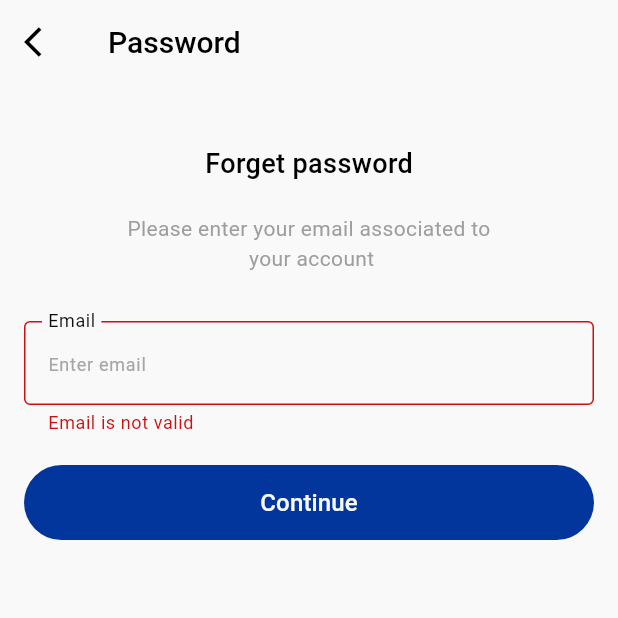
After one commit to Aya921/online_exam_app, a Flutter app: the ForgetPasswordPage screen opened by its route, after a tap on "Continue", on a phone screen of 412 x 824 dp, the top half of it. The commit adds this screen. Run offline on Flutter 3.47's test engine with Material 3 defaults, Android fonts, the phone set to English and light mode, and no system bars; our stand-ins replace device_preview, dio, flutter_bloc, flutter_secure_storage, get_it, injectable and 4 more; accounts and stored records are empty; generated files the repository leaves out were written again.

Commit message:
feat(auth): implement and refactor forget password flow with BLoC and UI updates

```diff
--- a/lib/core/theme/app_theme.dart
+++ b/lib/core/theme/app_theme.dart
@@ -37,7 +37,7 @@ abstract class AppThem {
         style: FilledButton.styleFrom(
           backgroundColor: AppColors.blue,
           shape: RoundedRectangleBorder(
-            borderRadius: BorderRadius.circular(16),
+            borderRadius: BorderRadius.circular(25),
           ),
         ),
       ),
--- a/lib/features/auth/domin/entities/reset_password_req.dart
+++ b/lib/features/auth/domin/entities/reset_password_req.dart
@@ -2,5 +2,5 @@ class ResetPasswordRequest {
   String? email;
   String? newPass;
 
-  ResetPasswordRequest(this.email, this.newPass);
+  ResetPasswordRequest({this.email, this.newPass});
 }
--- a/lib/features/auth/presentation/validator/forget_password_validators.dart
+++ b/lib/features/auth/presentation/validator/forget_password_validators.dart
@@ -1 +1,5 @@
-class ForgetPasswordValidators {}
+import 'package:flutter/material.dart';
+
+class ForgetPasswordValidators {
+
+}
--- a/lib/features/auth/presentation/validator/signup_validators.dart
+++ b/lib/features/auth/presentation/validator/signup_validators.dart
@@ -1,8 +1,7 @@
 import 'package:exam_app/core/constant/validator_constants/signup_validator_constants.dart';
 import 'package:exam_app/core/l10n/translations/app_localizations.dart';
 import 'package:flutter/widgets.dart';
-
-class SignupValidators {
+ class SignupValidators {
   final AppLocalizations _appLocalizations;
   SignupValidators({required AppLocalizations appLocalization})
     : _appLocalizations = appLocalization;
--- a/lib/features/auth/presentation/view_model/forget_password_view_model/forget_password_state.dart
+++ b/lib/features/auth/presentation/view_model/forget_password_view_model/forget_password_state.dart
@@ -1,11 +1,15 @@
 class ForgetPasswordState {
   bool isvrifyCodeSent = false;
   bool isOtpCorrect = false;
+  bool isPasswordReset = false;
 
   String? email = '';
 
   String? errorOtp = '';
   String? errorEmail = '';
+  String? errorPassword = '';
+
+
 
   ForgetPasswordState({
     this.isvrifyCodeSent = false,
@@ -13,6 +17,8 @@ class ForgetPasswordState {
     this.email = '',
     this.errorOtp = '',
     this.errorEmail = '',
+    this.errorPassword = '',
+  this.isPasswordReset = false,
   });
 
   ForgetPasswordState copyWith({
@@ -21,6 +27,8 @@ class ForgetPasswordState {
     String? email,
     String? errorOtp,
     String? errorEmail,
+    String? errorPassword,
+    bool? isPasswordReset,
   }) {
     return ForgetPasswordState(
       isvrifyCodeSent: isvrifyCodeSent ?? this.isvrifyCodeSent,
@@ -28,6 +36,8 @@ class ForgetPasswordState {
       email: email ?? this.email,
       errorOtp: errorOtp ?? this.errorOtp,
       errorEmail: errorEmail ?? this.errorEmail,
+      errorPassword: errorPassword ?? this.errorPassword,
+      isPasswordReset: isPasswordReset ?? this.isPasswordReset,
     );
   }
 }
--- a/lib/features/auth/presentation/views/screen/forget_password_page.dart
+++ b/lib/features/auth/presentation/views/screen/forget_password_page.dart
@@ -1,12 +1,17 @@
 import 'package:exam_app/confing/di/di.dart';
 
-
 import 'package:exam_app/core/l10n/translations/app_localizations.dart';
+import 'package:exam_app/features/auth/presentation/validator/forget_password_validators.dart';
+import 'package:exam_app/features/auth/presentation/validator/login_validators.dart';
+import 'package:exam_app/features/auth/presentation/validator/signup_validators.dart';
 import 'package:exam_app/features/auth/presentation/view_model/forget_password_view_model/forget_password_cubit.dart';
 import 'package:exam_app/features/auth/presentation/view_model/forget_password_view_model/forget_password_events.dart';
 import 'package:exam_app/features/auth/presentation/view_model/forget_password_view_model/forget_password_state.dart';
-import 'package:exam_app/features/auth/presentation/validator/signup_validators.dart';
 import 'package:exam_app/features/auth/presentation/views/widgets/custom_form_field_button.dart';
+import 'package:exam_app/features/auth/presentation/views/widgets/custom_pin_code.dart';
+import 'package:exam_app/features/auth/presentation/views/widgets/forget_password_widget.dart';
+import 'package:exam_app/features/auth/presentation/views/widgets/login_footer.dart';
+import 'package:exam_app/features/auth/presentation/views/widgets/otp_vrify_widget.dart';
 import 'package:flutter/material.dart';
 import 'package:flutter_bloc/flutter_bloc.dart';
 
@@ -15,27 +20,31 @@ class ForgetPasswordPage extends StatefulWidget {
 
   @override
   State<ForgetPasswordPage> createState() => _ForgetPasswordPageState();
-
 }
 
 class _ForgetPasswordPageState extends State<ForgetPasswordPage> {
   final TextEditingController _emailController = TextEditingController();
+  final TextEditingController _otpController = TextEditingController();
+  final TextEditingController _passwordController = TextEditingController();
+  final TextEditingController _confirmPasswordController =
+      TextEditingController();
   final ForgetPasswordBloc viewModel = getIt.get<ForgetPasswordBloc>();
 
   final formKey = GlobalKey<FormState>();
 
   AutovalidateMode autovalidateMode = AutovalidateMode.disabled;
+  final ValueNotifier<bool> pinErrorNotifier = ValueNotifier(false);
 
   @override
   Widget build(BuildContext context) {
     final t = AppLocalizations.of(context)!;
     return BlocProvider<ForgetPasswordBloc>(
-      create: (BuildContext context)=>viewModel,
+      create: (BuildContext context) => viewModel,
       child: Scaffold(
         appBar: AppBar(
-          title:  Text(
+          title: Text(
             t.password,
-            style:const  TextStyle(
+            style: const TextStyle(
               fontSize: 20,
               color: Colors.black,
               fontWeight: FontWeight.w500,
@@ -53,7 +62,7 @@ class _ForgetPasswordPageState extends State<ForgetPasswordPage> {
             autovalidateMode: autovalidateMode,
             child: BlocConsumer<ForgetPasswordBloc, ForgetPasswordState>(
               listener: (context, state) {
-                if (state.errorEmail != null) {
+                if (state.errorEmail != null && state.errorEmail!.isNotEmpty) {
                   ScaffoldMessenger.of(context).showSnackBar(
                     SnackBar(
                       content: Text(state.errorEmail!),
@@ -61,14 +70,77 @@ class _ForgetPasswordPageState extends State<ForgetPasswordPage> {
                     ),
                   );
                 }
+
+                if (state.errorOtp != null && state.errorOtp!.isNotEmpty) {
+                  pinErrorNotifier.value = true;
+                  ScaffoldMessenger.of(context).showSnackBar(
+                    SnackBar(
+                      content: Text(state.errorOtp!),
+                      backgroundColor: Colors.red,
+                    ),
+                  );
+                }
+
+                if (state.isPasswordReset == true) {
+                  ScaffoldMessenger.of(context).showSnackBar(
+                    const SnackBar(
+                      content: Text('password reset successfully'),
+                      backgroundColor: Colors.green,
+                    ),
+                  );
+                }
               },
               builder: (context, state) {
                 if (state.isvrifyCodeSent != true) {
-                  return Column(
+                  return ForgetPasswordWidget(
+                    context,
+                    emailController: _emailController,
+                    formKey: formKey,
+                    autovalidateMode: autovalidateMode,
+                  );
+                } else if (state.isOtpCorrect != true) {
+                  return OtpVrifyWidget(
+                    pinErrorNotifier: pinErrorNotifier,
+                    email: state.email!,
+                    otpController: _otpController,
+                  );
+                } else if (state.isOtpCorrect == true) {
+                  return ResetPasswordWidget(
+                    passwordController: _passwordController,
+                    confirmPasswordController: _confirmPasswordController,
+                  );
+                } else {
+                  return const Center(child: Text('Something went wrong'));
+                }
+              },
+            ),
+          ),
+        ),
+      ),
+    );
+  }
+}
+
+class ResetPasswordWidget extends StatelessWidget {
+  const ResetPasswordWidget({
+    super.key,
+    required TextEditingController passwordController,
+    required TextEditingController confirmPasswordController,
+  }) : _passwordController = passwordController,
+       _confirmPasswordController = confirmPasswordController;
+
+  final TextEditingController _passwordController;
+  final TextEditingController _confirmPasswordController;
+
+  @override
+  Widget build(BuildContext context) {
+    final t = AppLocalizations.of(context)!;
+    return Center(
+      child: Column(
         children: [
           const SizedBox(height: 40),
           const Text(
-                        'Forget password',
+            'Email verification',
             style: TextStyle(
               fontSize: 18,
               fontWeight: FontWeight.w500,
@@ -79,7 +151,7 @@ class _ForgetPasswordPageState extends State<ForgetPasswordPage> {
           const SizedBox(height: 20),
 
           const Text(
-                        'Please enter your email associated to\n your account',
+            'Please enter your code that send to your\n email address ',
             textAlign: TextAlign.center,
             style: TextStyle(
               fontSize: 14,
@@ -89,16 +161,30 @@ class _ForgetPasswordPageState extends State<ForgetPasswordPage> {
           ),
           const SizedBox(height: 32),
           CustomTextFormField(
-                        label: t.emailLabel,
-                        hint: t.emailHint,
-
+            controller: _passwordController,
+            label: AppLocalizations.of(context)!.newPassword,
+            hint: AppLocalizations.of(context)!.enterYourPassword,
+            emptyFiledErrorMessage: AppLocalizations.of(
+              context,
+            )!.pleaseEnterYourEmail,
             formFieldValidator: SignupValidators(
               appLocalization: t,
-                        ).emailValidatiion,
-                        emptyFiledErrorMessage: t.emptyEmailError,
-                        controller: _emailController,
+            ).passwprdValidatiion,
           ),
-                      const SizedBox(height: 20),
+          const SizedBox(height: 24),
+          CustomTextFormField(
+            controller: _confirmPasswordController,
+            label: AppLocalizations.of(context)!.confirmPassword,
+            hint: AppLocalizations.of(context)!.confirmPassword,
+            emptyFiledErrorMessage: AppLocalizations.of(
+              context,
+            )!.pleaseEnterYourEmail,
+            confirmPasswordFunction: SignupValidators(
+              appLocalization: t,
+            ).confirmPasswordValidatiion,
+            passwordCompareValue: _passwordController,
+          ),
+          const SizedBox(height: 48),
           Row(
             children: [
               Expanded(
@@ -106,18 +192,9 @@ class _ForgetPasswordPageState extends State<ForgetPasswordPage> {
                   height: 50,
                   child: FilledButton(
                     onPressed: () {
-                                  if (formKey.currentState!.validate()) {
                       context.read<ForgetPasswordBloc>().add(
-                                      SendResetEmailEvent(
-                                        _emailController.text.trim(),
-                                      ),
+                        ResetPasswordEvent(_passwordController.text),
                       );
-
-                                    autovalidateMode =
-                                        AutovalidateMode.disabled;
-                                  } else {
-                                    autovalidateMode = AutovalidateMode.always;
-                                  }
                     },
                     child: Text(
                       t.continue_button,
@@ -132,15 +209,6 @@ class _ForgetPasswordPageState extends State<ForgetPasswordPage> {
             ],
           ),
         ],
-                  );
-                }else{
-                  return Text('Vrify code sent to ${state.email}');
-                }
-
-              },
-            ),
-          ),
-        ),
       ),
     );
   }
--- /dev/null
+++ b/lib/features/auth/presentation/views/widgets/forget_password_widget.dart
@@ -0,0 +1,91 @@
+import 'package:exam_app/core/l10n/translations/app_localizations.dart';
+import 'package:exam_app/features/auth/presentation/validator/signup_validators.dart';
+import 'package:exam_app/features/auth/presentation/view_model/forget_password_view_model/forget_password_cubit.dart';
+import 'package:exam_app/features/auth/presentation/view_model/forget_password_view_model/forget_password_events.dart';
+import 'package:exam_app/features/auth/presentation/views/widgets/custom_form_field_button.dart';
+import 'package:flutter/material.dart';
+import 'package:flutter_bloc/flutter_bloc.dart';
+
+class ForgetPasswordWidget extends StatelessWidget {
+  ForgetPasswordWidget(BuildContext context,  {
+    super.key,
+    required this.emailController,
+    required this.formKey,
+    required this.autovalidateMode,
+  });
+  final TextEditingController emailController;
+  GlobalKey<FormState> formKey;
+  AutovalidateMode autovalidateMode;
+
+  @override
+  Widget build(BuildContext context) {
+    final t = AppLocalizations.of(context)!;
+    return Column(
+      children: [
+        const SizedBox(height: 40),
+        const Text(
+          'Forget password',
+          style: TextStyle(
+            fontSize: 18,
+            fontWeight: FontWeight.w500,
+            color: Colors.black,
+          ),
+        ),
+
+        const SizedBox(height: 20),
+
+        const Text(
+          'Please enter your email associated to\n your account',
+          textAlign: TextAlign.center,
+          style: TextStyle(
+            fontSize: 14,
+            fontWeight: FontWeight.w400,
+            color: Colors.grey,
+          ),
+        ),
+        const SizedBox(height: 32),
+        CustomTextFormField(
+          label: t.emailLabel,
+          hint: t.emailHint,
+
+          formFieldValidator: SignupValidators(
+            appLocalization: t,
+          ).emailValidatiion,
+          emptyFiledErrorMessage: t.emptyEmailError,
+          controller: emailController,
+        ),
+        const SizedBox(height: 20),
+        Row(
+          children: [
+            Expanded(
+              child: SizedBox(
+                height: 50,
+                child: FilledButton(
+                  onPressed: () {
+                    if (formKey.currentState!.validate()) {
+                      context.read<ForgetPasswordBloc>().add(
+                        SendResetEmailEvent( emailController.text.trim()),
+                      );
+
+                      autovalidateMode = AutovalidateMode.disabled;
+                    } else {
+                      autovalidateMode = AutovalidateMode.always;
+                    }
+                  },
+                  child: Text(
+                    t.continue_button,
+                    style: const TextStyle(
+                      fontSize: 16,
+                      fontWeight: FontWeight.w500,
+                    ),
+                  ),
+                ),
+              ),
+            ),
+          ],
+        ),
+      ],
+    );
+    ;
+  }
+}
```
Also changed, not shown: lib/features/auth/api/source/auth_remote_data_imp.dart (+9 -7 lines), lib/features/auth/presentation/view_model/forget_password_view_model/forget_password_cubit.dart (+53 -8 lines), lib/features/auth/presentation/views/widgets/custom_pin_code.dart (+5 -11 lines), lib/features/auth/presentation/views/widgets/otp_vrify_widget.dart (added, +66 -0 lines). Lines whose indentation alone changed are shown as unchanged.
